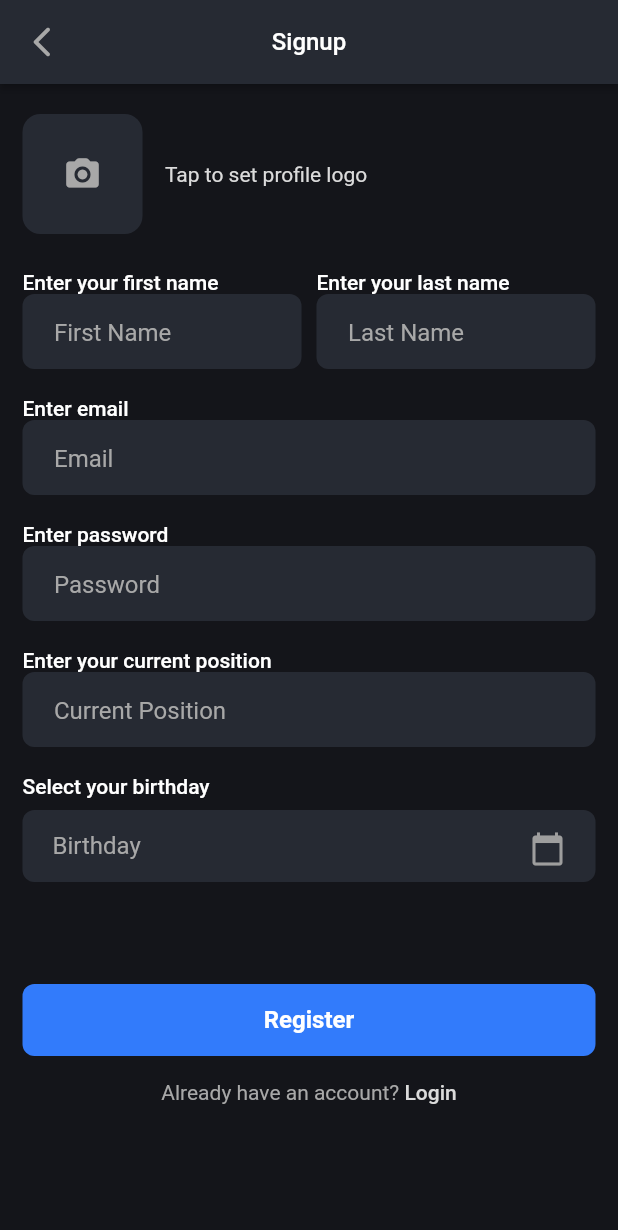
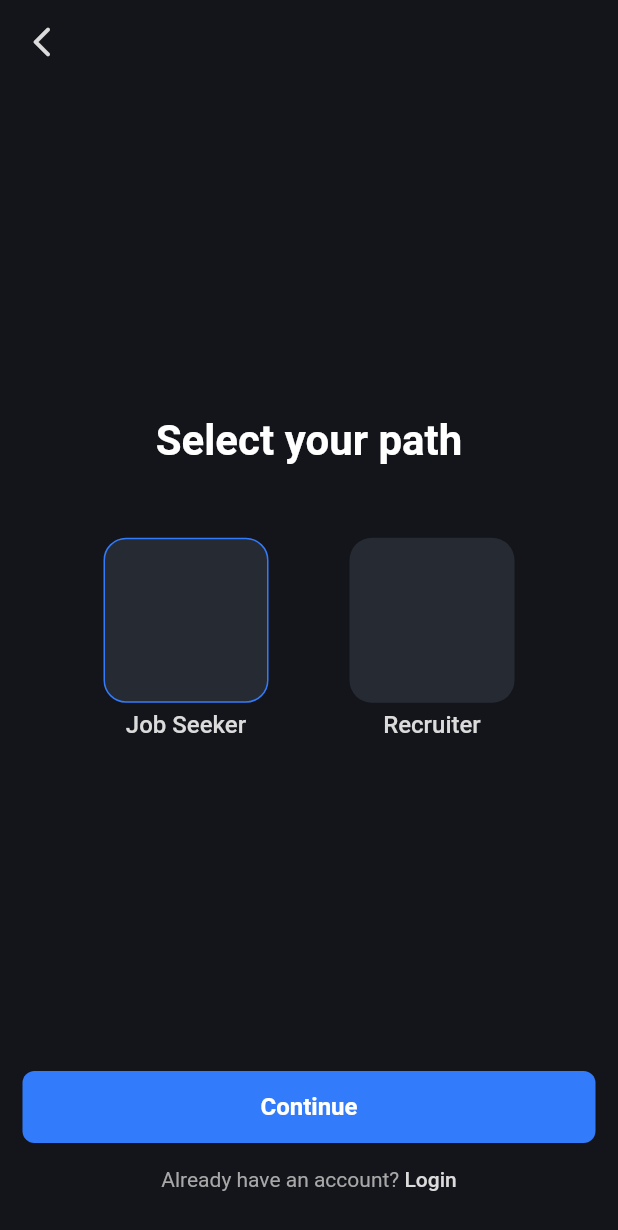
Before and after one commit to AwanthiBandara/AIInterviewer, a Flutter app: the screen it shows after launch, after a tap on an icon or button, on a phone screen of 412 x 824 dp. Shown: the top 1230 px of the screen. Run offline on Flutter 3.47's test engine with Material 2 defaults, Android fonts, the phone set to English and light mode, and no system bars; our stand-ins replace bloc, cloud_firestore, firebase_auth, firebase_core, firebase_storage, flutter_bloc and 2 more; accounts and stored records are empty; network calls fail.

Commit message:
Added path selection screen

```diff
--- a/lib/views/login_screen.dart
+++ b/lib/views/login_screen.dart
@@ -2,6 +2,7 @@ import 'package:aiinterviewer/constants/colors.dart';
 import 'package:aiinterviewer/login_bloc/login_cubit.dart';
 import 'package:aiinterviewer/views/recruiter/recruiter_signup_screen.dart';
 import 'package:aiinterviewer/views/seeker/seeker_signup_screen.dart';
+import 'package:aiinterviewer/views/user_type_selection_screen.dart';
 import 'package:aiinterviewer/widgets/custom_button.dart';
 import 'package:aiinterviewer/widgets/custom_textfield.dart';
 import 'package:flutter/material.dart';
@@ -80,9 +81,13 @@ class _LoginScreenState extends State<LoginScreen> {
                   children: [
                     GestureDetector(
                       onTap: () {
-                        Navigator.push(
+                        // Navigator.push(
+                        //   context,
+                        //   MaterialPageRoute(builder: (context) => SeekerSignupScreen()),
+                        // );
+                         Navigator.push(
                           context,
-                          MaterialPageRoute(builder: (context) => SeekerSignupScreen()),
+                          MaterialPageRoute(builder: (context) => UserTypeSelectionScreen()),
                         );
                       },
                       child: RichText(
--- /dev/null
+++ b/lib/views/user_type_selection_screen.dart
@@ -0,0 +1,182 @@
+import 'package:aiinterviewer/constants/colors.dart';
+import 'package:aiinterviewer/views/login_screen.dart';
+import 'package:aiinterviewer/views/recruiter/recruiter_signup_screen.dart';
+import 'package:aiinterviewer/views/seeker/seeker_main_screen.dart';
+import 'package:aiinterviewer/views/seeker/seeker_signup_screen.dart';
+import 'package:aiinterviewer/widgets/custom_button.dart';
+import 'package:flutter/material.dart';
+
+class UserTypeSelectionScreen extends StatefulWidget {
+  const UserTypeSelectionScreen({super.key});
+
+  @override
+  State<UserTypeSelectionScreen> createState() =>
+      _UserTypeSelectionScreenState();
+}
+
+class _UserTypeSelectionScreenState extends State<UserTypeSelectionScreen> {
+  String userType = "job_seeker";
+
+  @override
+  Widget build(BuildContext context) {
+    return Scaffold(
+      backgroundColor: primaryColor,
+      appBar: AppBar(
+        backgroundColor: Colors.transparent,
+        elevation: 0,
+        leading: GestureDetector(
+            onTap: () {
+               Navigator.push(
+                      context,
+                      MaterialPageRoute(builder: (context) => LoginScreen()),
+                    );
+            },
+            child: const Icon(
+              Icons.arrow_back_ios_new_rounded,
+              color: greyTextColor,
+            )),
+      ),
+      body: Center(
+        child: Column(
+          mainAxisAlignment: MainAxisAlignment.center,
+          children: [
+            const Spacer(),
+            Row(
+              mainAxisAlignment: MainAxisAlignment.center,
+              children: const [
+                Text(
+                  "Select your path",
+                  style: TextStyle(
+                      fontSize: 28, fontWeight: FontWeight.w600, color: white),
+                ),
+              ],
+            ),
+            const SizedBox(height: 48),
+            Padding(
+              padding: const EdgeInsets.symmetric(horizontal: 15),
+              child: Row(
+                mainAxisAlignment: MainAxisAlignment.spaceEvenly,
+                children: [
+                  GestureDetector(
+                    onTap: () {
+                      setState(() {
+                        userType = "job_seeker";
+                      });
+                    },
+                    child: Column(
+                      children: [
+                        Container(
+                          height: 110,
+                          width: 110,
+                          decoration: BoxDecoration(
+                              color: cardColor,
+                              borderRadius: BorderRadius.circular(15),
+                              border: Border.all(
+                                  color: userType == "job_seeker"
+                                      ? secondaryColor
+                                      : Colors.transparent)),
+                        ),
+                        const SizedBox(height: 5),
+                        const Text(
+                          "Job Seeker",
+                          style: TextStyle(
+                              fontSize: 16,
+                              fontWeight: FontWeight.w500,
+                              color: greyTextColor),
+                        )
+                      ],
+                    ),
+                  ),
+                  GestureDetector(
+                    onTap: () {
+                      setState(() {
+                        userType = "recruiter";
+                      });
+                    },
+                    child: Column(
+                      children: [
+                        Container(
+                          height: 110,
+                          width: 110,
+                          decoration: BoxDecoration(
+                            color: cardColor,
+                            borderRadius: BorderRadius.circular(15),
+                            border: Border.all(
+                                color: userType == "recruiter"
+                                    ? secondaryColor
+                                    : Colors.transparent),
+                          ),
+                        ),
+                        const SizedBox(height: 5),
+                        const Text(
+                          "Recruiter",
+                          style: TextStyle(
+                              fontSize: 16,
+                              fontWeight: FontWeight.w500,
+                              color: greyTextColor),
+                        )
+                      ],
+                    ),
+                  ),
+                ],
+              ),
+            ),
+            const Spacer(),
+            Padding(
+              padding: const EdgeInsets.symmetric(horizontal: 15),
+              child: CustomButton(
+                  onTap: () {
+                    if (userType == "job_seeker") {
+                      Navigator.push(
+                        context,
+                        MaterialPageRoute(
+                            builder: (context) => SeekerSignupScreen()),
+                      );
+                    } else {
+                      Navigator.push(
+                        context,
+                        MaterialPageRoute(
+                            builder: (context) => RecruiterSignupScreen()),
+                      );
+                    }
+                  },
+                  buttonText: "Continue"),
+            ),
+            const SizedBox(height: 16),
+            Row(
+              mainAxisAlignment: MainAxisAlignment.center,
+              children: [
+                GestureDetector(
+                  onTap: () {
+                    Navigator.push(
+                      context,
+                      MaterialPageRoute(builder: (context) => LoginScreen()),
+                    );
+                  },
+                  child: RichText(
+                    text: const TextSpan(
+                      children: [
+                        TextSpan(
+                          text: "Already have an account? ",
+                          style: TextStyle(color: grayColor, fontSize: 14),
+                        ),
+                        TextSpan(
+                          text: "Login",
+                          style: TextStyle(
+                              color: greyTextColor,
+                              fontSize: 14,
+                              fontWeight: FontWeight.w500),
+                        ),
+                      ],
+                    ),
+                  ),
+                ),
+              ],
+            ),
+            const SizedBox(height: 30),
+          ],
+        ),
+      ),
+    );
+  }
+}
```
Also changed, not shown: lib/views/user_type_selection.dart (deleted).
